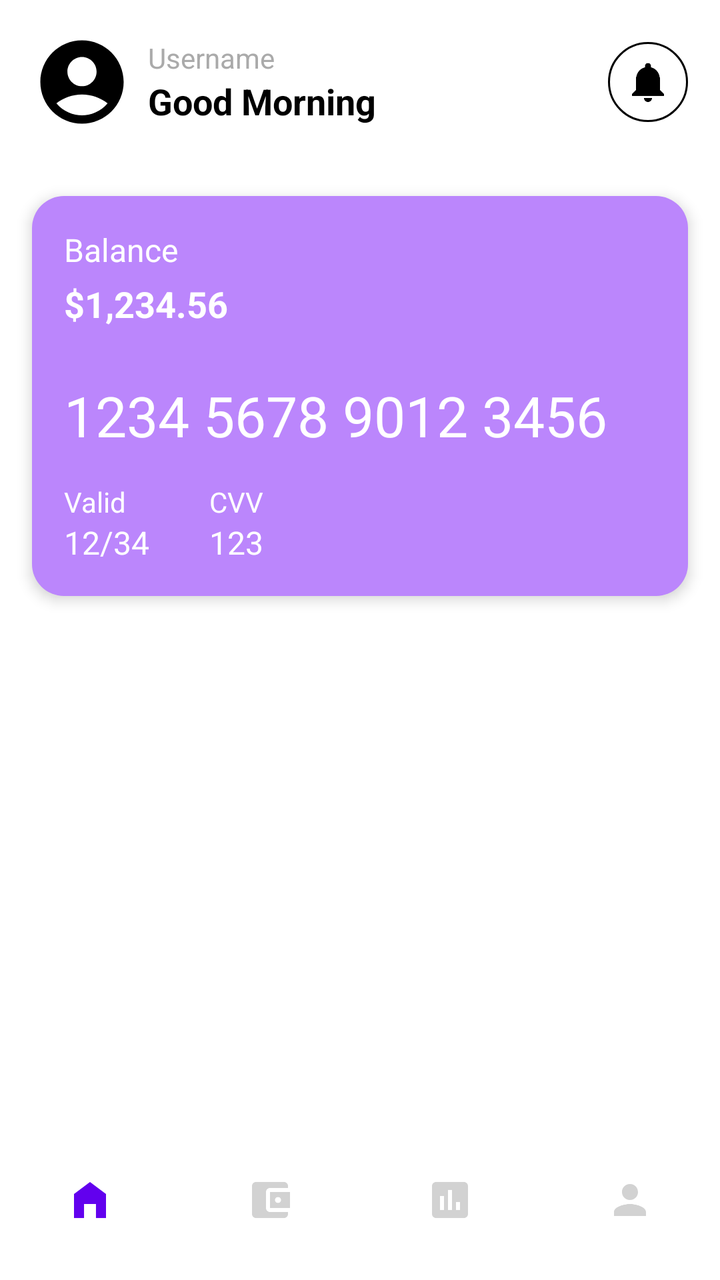
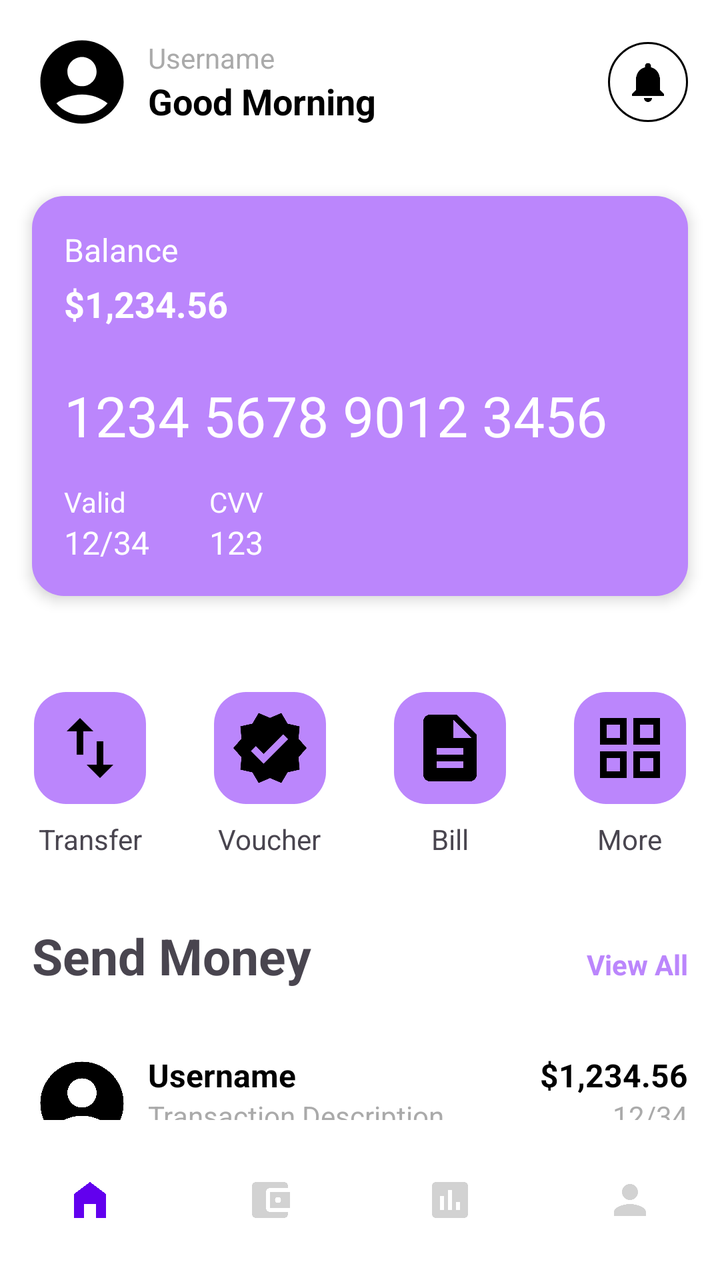

Screens rendered from an Android XML layout before and after an edit, with the pre-edit source and the edit as a unified diff.
<!-- AndroidManifest.xml: application theme Theme.Bankify -->
<!-- res/layout/fragment_home.xml -->
<?xml version="1.0" encoding="utf-8"?>
<RelativeLayout xmlns:android="http://schemas.android.com/apk/res/android"
    xmlns:app="http://schemas.android.com/apk/res-auto"
    xmlns:tools="http://schemas.android.com/tools"
    android:layout_width="match_parent"
    android:layout_height="match_parent"
    android:background="@color/white"
    tools:context=".fragments.HomePage">

    <ScrollView
        android:layout_width="match_parent"
        android:layout_height="match_parent">

        <LinearLayout
            android:layout_width="match_parent"
            android:layout_height="wrap_content"
            android:orientation="vertical">

            <RelativeLayout
                android:layout_width="match_parent"
                android:layout_height="wrap_content"
                android:padding="16dp">

                <ImageView
                    android:id="@+id/user_image"
                    android:layout_width="50dp"
                    android:layout_height="50dp"
                    android:layout_centerVertical="true"
                    android:src="@drawable/baseline_account_circle_24"
                    android:layout_alignParentStart="true"
                    android:layout_marginEnd="8dp"
                    android:contentDescription="User Image" />

                <LinearLayout
                    android:layout_width="wrap_content"
                    android:layout_height="wrap_content"
                    android:layout_toEndOf="@id/user_image"
                    android:layout_centerVertical="true"
                    android:orientation="vertical">

                    <TextView
                        android:id="@+id/good_morning"
                        android:layout_width="wrap_content"
                        android:layout_height="wrap_content"
                        android:text="Username"
                        android:textSize="14sp"
                        android:textColor="@android:color/darker_gray"
                        android:gravity="center" />

                    <TextView
                        android:id="@+id/username"
                        android:layout_width="wrap_content"
                        android:layout_height="wrap_content"
                        android:text="Good Morning"
                        android:textSize="18sp"
                        android:textColor="@android:color/black"
                        android:textStyle="bold"
                        android:gravity="center" />


                </LinearLayout>

                <ImageView
                    android:id="@+id/bell_icon"
                    android:layout_width="40dp"
                    android:layout_height="40dp"
                    android:layout_alignParentEnd="true"
                    android:layout_centerVertical="true"
                    android:src="@drawable/baseline_notifications_24"
                    android:background="@drawable/circle_border"
                    android:contentDescription="Notification Icon" />

            </RelativeLayout>

            
            <RelativeLayout xmlns:android="http://schemas.android.com/apk/res/android"
                android:layout_width="match_parent"
                android:layout_height="200dp"
                android:background="@drawable/rounded_background"
                android:padding="16dp"
                android:layout_margin="16dp"
                android:elevation="4dp">

                <TextView
                    android:id="@+id/balance_title"
                    android:layout_width="wrap_content"
                    android:layout_height="wrap_content"
                    android:text="Balance"
                    android:textSize="16sp"
                    android:textColor="@android:color/white"
                    android:layout_alignParentStart="true"
                    android:layout_alignParentTop="true" />

                <TextView
                    android:id="@+id/balance_amount"
                    android:layout_width="wrap_content"
                    android:layout_height="wrap_content"
                    android:text="$1,234.56"
                    android:textSize="18sp"
                    android:textStyle="bold"
                    android:textColor="@android:color/white"
                    android:layout_below="@id/balance_title"
                    android:layout_alignParentStart="true"
                    android:layout_marginTop="4dp" />

                <TextView
                    android:id="@+id/card_number"
                    android:layout_width="wrap_content"
                    android:layout_height="wrap_content"
                    android:text="1234 5678 9012 3456"
                    android:textSize="28sp"
                    android:textColor="@android:color/white"
                    android:layout_below="@id/balance_amount"
                    android:layout_alignParentStart="true"
                    android:layout_marginTop="25dp" />

                <TextView
                    android:id="@+id/valid_title"
                    android:layout_width="wrap_content"
                    android:layout_height="wrap_content"
                    android:text="Valid"
                    android:textSize="14sp"
                    android:textColor="@android:color/white"
                    android:layout_below="@id/card_number"
                    android:layout_alignParentStart="true"
                    android:layout_marginTop="15dp" />

                <TextView
                    android:id="@+id/valid_date"
                    android:layout_width="wrap_content"
                    android:layout_height="wrap_content"
                    android:text="12/34"
                    android:textSize="16sp"
                    android:textColor="@android:color/white"
                    android:layout_below="@id/valid_title" />

                <TextView
                    android:id="@+id/cvv_title"
                    android:layout_width="wrap_content"
                    android:layout_height="wrap_content"
                    android:text="CVV"
                    android:textSize="14sp"
                    android:textColor="@android:color/white"
                    android:layout_below="@id/card_number"
                    android:layout_toEndOf="@id/valid_date"
                    android:layout_marginStart="30dp"
                    android:layout_marginTop="15dp" />

                <TextView
                    android:id="@+id/cvv_number"
                    android:layout_width="wrap_content"
                    android:layout_height="wrap_content"
                    android:text="123"
                    android:textSize="16sp"
                    android:textColor="@android:color/white"
                    android:layout_below="@id/cvv_title"
                    android:layout_toEndOf="@id/valid_date"
                    android:layout_marginStart="30dp"/>

            </RelativeLayout>
        </LinearLayout>

    </ScrollView>

        <com.google.android.material.bottomnavigation.BottomNavigationView
            android:layout_width="match_parent"
            android:layout_height="wrap_content"
            android:id="@+id/bottomNavigationView"
            android:layout_alignParentBottom="true"
            android:background="@drawable/bottom_background"
            android:elevation="2dp"
            app:menu="@menu/bottom_menu"
            app:itemIconSize="24dp"
            app:itemIconTint="@drawable/item_selector"
            app:itemRippleColor="@android:color/transparent"
            app:labelVisibilityMode="unlabeled" />


</RelativeLayout>
<!-- resources referenced by this layout -->
<resources>
  <color name="white">#FFFFFFFF</color>
  <!-- drawable circle_border (drawable) -->
  <?xml version="1.0" encoding="utf-8"?>
  <shape xmlns:android="http://schemas.android.com/apk/res/android" android:shape="oval">
      <solid android:color="@android:color/transparent" />
      <stroke android:width="1dp" android:color="@android:color/black" />
      <padding android:left="8dp" android:top="8dp" android:right="8dp" android:bottom="8dp" />
  </shape>
  <!-- drawable item_selector (drawable) -->
  <?xml version="1.0" encoding="utf-8"?>
  <selector xmlns:android="http://schemas.android.com/apk/res/android">
      <item
          android:state_selected="true"
          android:color="@color/purple_500"/>
  
      <item
          android:state_selected="false"
          android:color="@color/grey"/>
  </selector>
  <!-- drawable rounded_background (drawable) -->
  <?xml version="1.0" encoding="utf-8"?>
  <shape xmlns:android="http://schemas.android.com/apk/res/android">
      <solid android:color="@color/purple_200" />
      <corners android:radius="16dp" />
  </shape>
  <style name="Theme.Bankify" parent="Base.Theme.Bankify" />
  <color name="purple_500">#FF6200EE</color>
  <color name="grey">#d2d2d2</color>
  <color name="purple_200">#FFBB86FC</color>
  <color name="lavender">#8692F7</color>
  <color name="teal_200">#FF03DAC5</color>
  <color name="teal_700">#FF018786</color>
  <color name="black">#FF000000</color>
  <!-- unchanged entries left out for length: 4 -->
</resources>

<!-- the commit's change to res/layout/fragment_home.xml (unified diff, before → after) -->
@@ -158,6 +158,254 @@
                     android:layout_marginStart="30dp"/>
 
             </RelativeLayout>
+
+            
+            <RelativeLayout xmlns:android="http://schemas.android.com/apk/res/android"
+                android:layout_width="match_parent"
+                android:layout_height="wrap_content"
+                android:paddingTop="32dp">
+
+                <LinearLayout
+                    android:layout_width="match_parent"
+                    android:layout_height="wrap_content"
+                    android:orientation="horizontal"
+                    android:gravity="center">
+
+                    <LinearLayout
+                        android:layout_width="0dp"
+                        android:layout_height="wrap_content"
+                        android:layout_weight="1"
+                        android:orientation="vertical"
+                        android:gravity="center">
+                        <LinearLayout
+                            android:layout_width="wrap_content"
+                            android:layout_height="wrap_content"
+                            android:layout_weight="1"
+                            android:orientation="vertical"
+                            android:background="@drawable/quick_action_background"
+                            android:gravity="center">
+
+                            <ImageView
+                                android:layout_width="40dp"
+                                android:layout_height="40dp"
+                                android:src="@drawable/baseline_import_export_24"
+                                android:contentDescription="Icon 1" />
+
+                        </LinearLayout>
+                        <TextView
+                            android:layout_width="wrap_content"
+                            android:layout_height="wrap_content"
+                            android:text="Transfer"
+                            android:textSize="14sp"
+                            android:gravity="center"
+                            android:layout_marginTop="8dp" />
+                    </LinearLayout>
+
+                    <LinearLayout
+                        android:layout_width="0dp"
+                        android:layout_height="wrap_content"
+                        android:layout_weight="1"
+                        android:orientation="vertical"
+                        android:gravity="center">
+                        <LinearLayout
+                            android:layout_width="wrap_content"
+                            android:layout_height="wrap_content"
+                            android:layout_weight="1"
+                            android:orientation="vertical"
+                            android:background="@drawable/quick_action_background"
+                            android:gravity="center">
+
+                            <ImageView
+                                android:layout_width="40dp"
+                                android:layout_height="40dp"
+                                android:src="@drawable/baseline_verified_24"
+                                android:contentDescription="Icon 1" />
+
+                        </LinearLayout>
+                        <TextView
+                            android:layout_width="wrap_content"
+                            android:layout_height="wrap_content"
+                            android:text="Voucher"
+                            android:textSize="14sp"
+                            android:gravity="center"
+                            android:layout_marginTop="8dp" />
+                    </LinearLayout>
+
+                    <LinearLayout
+                        android:layout_width="0dp"
+                        android:layout_height="wrap_content"
+                        android:layout_weight="1"
+                        android:orientation="vertical"
+                        android:gravity="center">
+                        <LinearLayout
+                            android:layout_width="wrap_content"
+                            android:layout_height="wrap_content"
+                            android:layout_weight="1"
+                            android:orientation="vertical"
+                            android:background="@drawable/quick_action_background"
+                            android:gravity="center">
+
+                            <ImageView
+                                android:layout_width="40dp"
+                                android:layout_height="40dp"
+                                android:src="@drawable/baseline_description_24"
+                                android:contentDescription="Icon 1" />
+
+                        </LinearLayout>
+                        <TextView
+                            android:layout_width="wrap_content"
+                            android:layout_height="wrap_content"
+                            android:text="Bill"
+                            android:textSize="14sp"
+                            android:gravity="center"
+                            android:layout_marginTop="8dp" />
+                    </LinearLayout>
+
+                    <LinearLayout
+                        android:layout_width="0dp"
+                        android:layout_height="wrap_content"
+                        android:layout_weight="1"
+                        android:orientation="vertical"
+                        android:gravity="center">
+                        <LinearLayout
+                            android:layout_width="wrap_content"
+                            android:layout_height="wrap_content"
+                            android:layout_weight="1"
+                            android:orientation="vertical"
+                            android:background="@drawable/quick_action_background"
+                            android:gravity="center">
+
+                            <ImageView
+                                android:layout_width="40dp"
+                                android:layout_height="40dp"
+                                android:src="@drawable/baseline_grid_view_24"
+                                android:contentDescription="Icon 1" />
+
+                        </LinearLayout>
+                        <TextView
+                            android:layout_width="wrap_content"
+                            android:layout_height="wrap_content"
+                            android:text="More"
+                            android:textSize="14sp"
+                            android:gravity="center"
+                            android:layout_marginTop="8dp" />
+                    </LinearLayout>
+
+                </LinearLayout>
+
+            </RelativeLayout>
+
+            
+            <RelativeLayout xmlns:android="http://schemas.android.com/apk/res/android"
+                android:layout_width="match_parent"
+                android:layout_height="wrap_content"
+                android:paddingTop="32dp"
+                android:paddingBottom="16dp"
+                android:paddingHorizontal="16dp">
+
+                <LinearLayout
+                    android:layout_width="match_parent"
+                    android:layout_height="wrap_content"
+                    android:orientation="horizontal">
+
+                    <TextView
+                        android:layout_width="0dp"
+                        android:layout_height="wrap_content"
+                        android:layout_weight="1"
+                        android:text="Send Money"
+                        android:textSize="25sp"
+                        android:gravity="start"
+                        android:textStyle="bold"/>
+
+                    <TextView
+                        android:layout_width="0dp"
+                        android:layout_height="wrap_content"
+                        android:layout_weight="1"
+                        android:text="View All"
+                        android:textSize="14sp"
+                        android:gravity="end"
+                        android:textColor="@color/purple_200"
+                        android:textStyle="bold"/>
+
+                </LinearLayout>
+            </RelativeLayout>
+
+            
+            <RelativeLayout xmlns:android="http://schemas.android.com/apk/res/android"
+                android:layout_width="match_parent"
+                android:layout_height="wrap_content"
+                android:padding="16dp">
+
+                <LinearLayout
+                    android:layout_width="match_parent"
+                    android:layout_height="wrap_content"
+                    android:orientation="horizontal">
+
+                    <LinearLayout
+                        android:layout_width="wrap_content"
+                        android:layout_height="wrap_content"
+                        android:orientation="vertical"
+                        android:paddingEnd="8dp"
+                        android:gravity="start">
+
+                        <ImageView
+                            android:layout_width="50dp"
+                            android:layout_height="50dp"
+                            android:src="@drawable/baseline_account_circle_24"
+                            android:contentDescription="User Image" />
+
+                    </LinearLayout>
+
+                    <LinearLayout
+                        android:layout_width="0dp"
+                        android:layout_height="wrap_content"
+                        android:layout_weight="2"
+                        android:orientation="vertical"
+                        android:gravity="start">
+
+                        <TextView
+                            android:layout_width="wrap_content"
+                            android:layout_height="wrap_content"
+                            android:text="Username"
+                            android:textSize="16sp"
+                            android:textColor="@android:color/black"
+                            android:textStyle="bold" />
+
+                        <TextView
+                            android:layout_width="wrap_content"
+                            android:layout_height="wrap_content"
+                            android:text="Transaction Description"
+                            android:textSize="14sp"
+                            android:textColor="@android:color/darker_gray" />
+
+                    </LinearLayout>
+
+                    <LinearLayout
+                        android:layout_width="0dp"
+                        android:layout_height="wrap_content"
+                        android:layout_weight="1"
+                        android:orientation="vertical"
+                        android:gravity="end">
+
+                        <TextView
+                            android:layout_width="wrap_content"
+                            android:layout_height="wrap_content"
+                            android:text="$1,234.56"
+                            android:textSize="16sp"
+                            android:textColor="@android:color/black"
+                            android:textStyle="bold" />
+
+                        <TextView
+                            android:layout_width="wrap_content"
+                            android:layout_height="wrap_content"
+                            android:text="12/34"
+                            android:textSize="14sp"
+                            android:textColor="@android:color/darker_gray" />
+
+                    </LinearLayout>
+                </LinearLayout>
+            </RelativeLayout>
+
         </LinearLayout>
 
     </ScrollView>
<!-- resource entries referenced after the edit -->
@@ -1,6 +1,30 @@
 <!-- resources referenced by this layout -->
 <resources>
   <color name="white">#FFFFFFFF</color>
+  <!-- drawable baseline_description_24 (drawable) -->
+  <vector xmlns:android="http://schemas.android.com/apk/res/android" android:height="24dp" android:tint="#000000" android:viewportHeight="24" android:viewportWidth="24" android:width="24dp">
+        
+      <path android:fillColor="@android:color/white" android:pathData="M14,2L6,2c-1.1,0 -1.99,0.9 -1.99,2L4,20c0,1.1 0.89,2 1.99,2L18,22c1.1,0 2,-0.9 2,-2L20,8l-6,-6zM16,18L8,18v-2h8v2zM16,14L8,14v-2h8v2zM13,9L13,3.5L18.5,9L13,9z"/>
+      
+  </vector>
+  <!-- drawable baseline_grid_view_24 (drawable) -->
+  <vector xmlns:android="http://schemas.android.com/apk/res/android" android:height="24dp" android:tint="#000000" android:viewportHeight="24" android:viewportWidth="24" android:width="24dp">
+        
+      <path android:fillColor="@android:color/white" android:fillType="evenOdd" android:pathData="M3,3v8h8L11,3L3,3zM9,9L5,9L5,5h4v4zM3,13v8h8v-8L3,13zM9,19L5,19v-4h4v4zM13,3v8h8L21,3h-8zM19,9h-4L15,5h4v4zM13,13v8h8v-8h-8zM19,19h-4v-4h4v4z"/>
+      
+  </vector>
+  <!-- drawable baseline_import_export_24 (drawable) -->
+  <vector xmlns:android="http://schemas.android.com/apk/res/android" android:height="24dp" android:tint="#000000" android:viewportHeight="24" android:viewportWidth="24" android:width="24dp">
+        
+      <path android:fillColor="@android:color/white" android:pathData="M9,3L5,6.99h3L8,14h2L10,6.99h3L9,3zM16,17.01L16,10h-2v7.01h-3L15,21l4,-3.99h-3z"/>
+      
+  </vector>
+  <!-- drawable baseline_verified_24 (drawable) -->
+  <vector xmlns:android="http://schemas.android.com/apk/res/android" android:height="24dp" android:tint="#000000" android:viewportHeight="24" android:viewportWidth="24" android:width="24dp">
+        
+      <path android:fillColor="@android:color/white" android:pathData="M23,12l-2.44,-2.79l0.34,-3.69l-3.61,-0.82L15.4,1.5L12,2.96L8.6,1.5L6.71,4.69L3.1,5.5L3.44,9.2L1,12l2.44,2.79l-0.34,3.7l3.61,0.82L8.6,22.5l3.4,-1.47l3.4,1.46l1.89,-3.19l3.61,-0.82l-0.34,-3.69L23,12zM10.09,16.72l-3.8,-3.81l1.48,-1.48l2.32,2.33l5.85,-5.87l1.48,1.48L10.09,16.72z"/>
+      
+  </vector>
   <!-- drawable circle_border (drawable) -->
   <?xml version="1.0" encoding="utf-8"?>
   <shape xmlns:android="http://schemas.android.com/apk/res/android" android:shape="oval">
@@ -19,6 +43,17 @@
           android:state_selected="false"
           android:color="@color/grey"/>
   </selector>
+  <!-- drawable quick_action_background (drawable) -->
+  <?xml version="1.0" encoding="utf-8"?>
+  <shape xmlns:android="http://schemas.android.com/apk/res/android">
+      <solid android:color="@color/purple_200" />
+      <corners android:radius="16dp" />
+      <padding
+          android:left="8dp"
+          android:top="8dp"
+          android:right="8dp"
+          android:bottom="8dp" />
+  </shape>
   <!-- drawable rounded_background (drawable) -->
   <?xml version="1.0" encoding="utf-8"?>
   <shape xmlns:android="http://schemas.android.com/apk/res/android">
